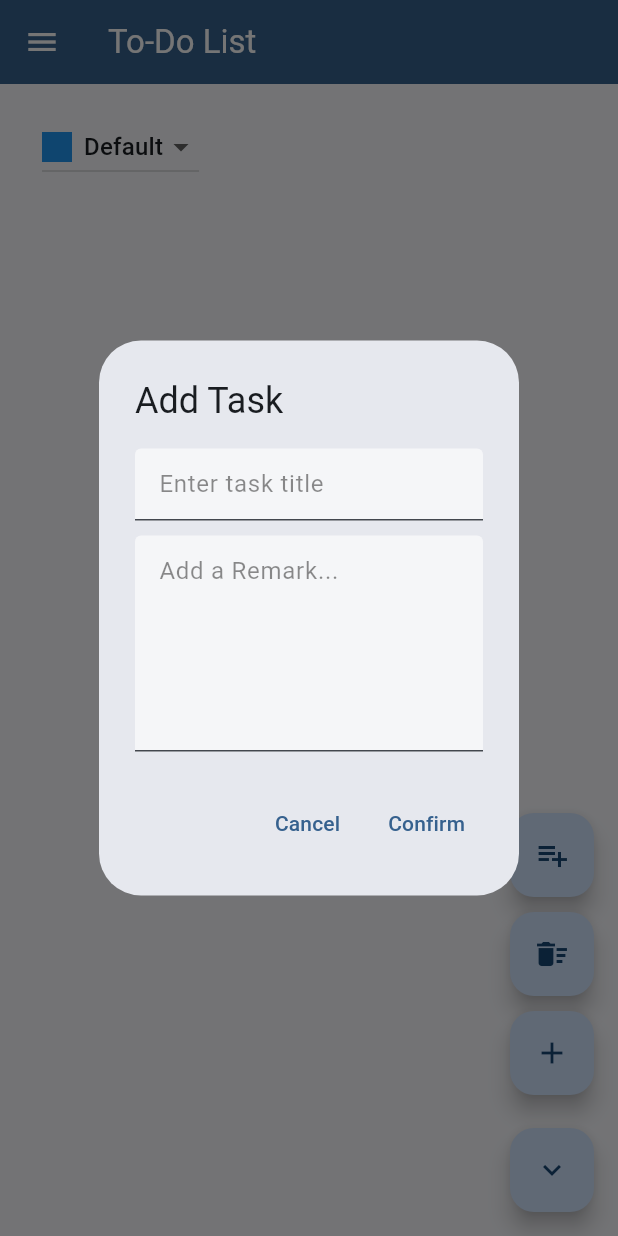
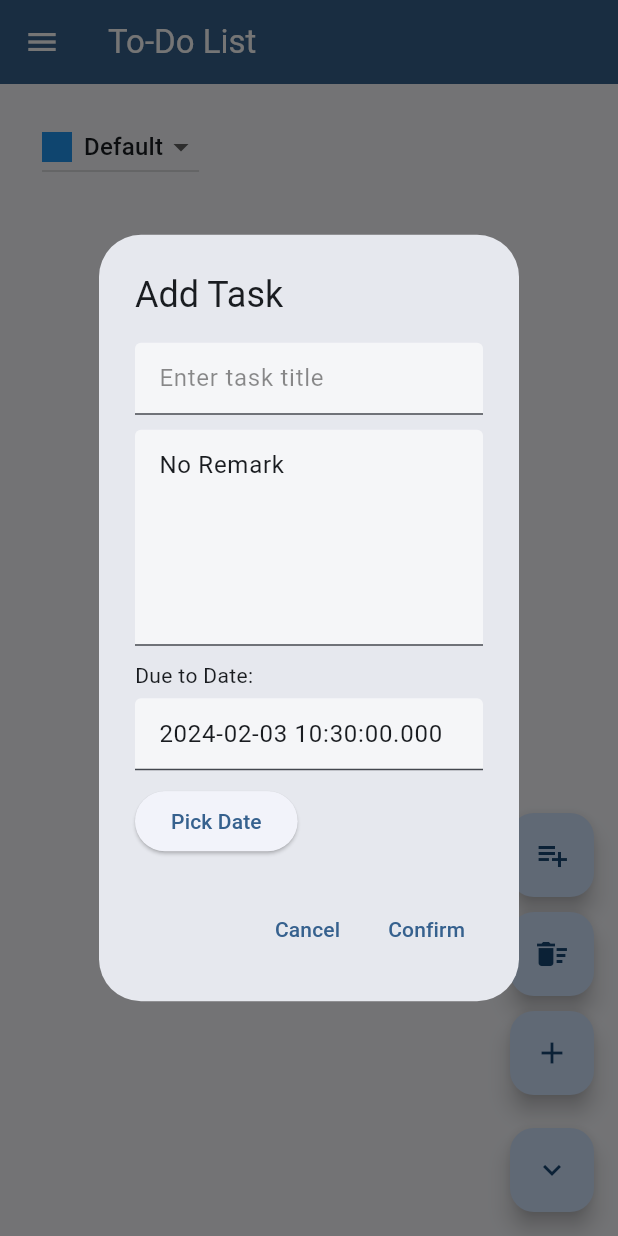
Before and after one commit to Tommy131/Taskify, a Flutter app: the screen it shows after launch, after a tap on the "expand less" icon, after a tap on the "add" icon, on a phone screen of 412 x 824 dp. Run offline on Flutter 3.47's test engine with Material 3 defaults, Android fonts, the phone set to English and light mode, and no system bars; our stand-ins replace file_picker, flutter_colorpicker, flutter_highlight, flutter_svg, fluttertoast, permission_handler and 1 more; missing offline and left inert: flutter_file_dialog, window_size; network calls fail.

Commit message:
feat: support selection of deadlines & date sorting and importance

```diff
--- a/lib/main.dart
+++ b/lib/main.dart
@@ -424,4 +424,28 @@ class UI {
       hintStyle: TextStyle(color: color),
     );
   }
+
+  static Future<DateTime?> selectDate(
+      BuildContext context, DateTime selectedDate) async {
+    return await showDatePicker(
+      context: context,
+      initialDate: selectedDate,
+      firstDate: DateTime(2000),
+      lastDate: DateTime(2025),
+    );
+  }
+
+  static addPickDateButton(BuildContext context, DateTime selectedDate,
+      {Function(DateTime?)? onResult}) {
+    return ElevatedButton(
+      onPressed: () {
+        selectDate(context, selectedDate).then((value) {
+          if (onResult != null) {
+            onResult(value);
+          }
+        });
+      },
+      child: const Text('Pick Date'),
+    );
+  }
 }
--- a/lib/models/task.dart
+++ b/lib/models/task.dart
@@ -20,11 +20,12 @@
 import 'package:todolist_app/models/category.dart';
 
 class Task {
+  static final DateTime defaultDate = DateTime(1990, 1, 1);
   String title;
   String remark;
   Category category;
   DateTime creationDate;
-  DateTime? endDate;
+  DateTime dueDate;
   bool isCompleted;
   bool isImportant;
 
@@ -32,7 +33,7 @@ class Task {
     required this.title,
     required this.category,
     required this.creationDate,
-    this.endDate,
+    required this.dueDate,
     this.remark = 'No Remark',
     this.isCompleted = false,
     this.isImportant = false,
@@ -44,7 +45,7 @@ class Task {
       remark: json['remark'],
       category: Category.fromJson(json),
       creationDate: DateTime.parse(json['creationDate']),
-      endDate: DateTime.parse(json['endDate']),
+      dueDate: DateTime.parse(json['dueDate']),
       isCompleted: json['isCompleted'],
       isImportant: json['isImportant'],
     );
@@ -56,7 +57,7 @@ class Task {
       'remark': remark,
       'category': category.name,
       'creationDate': creationDate.toIso8601String(),
-      'endDate': endDate?.toIso8601String(),
+      'dueDate': dueDate.toIso8601String(),
       'isCompleted': isCompleted,
       'isImportant': isImportant,
     };
@@ -65,14 +66,14 @@ class Task {
   void updateTaskDetails({
     String? title,
     String? remark,
-    DateTime? endDate,
+    DateTime? dueDate,
     bool? isCompleted,
     bool? isImportant,
     Category? category,
   }) {
     this.title = title ?? this.title;
     this.remark = remark ?? this.remark;
-    this.endDate = endDate ?? this.endDate;
+    this.dueDate = dueDate ?? this.dueDate;
     this.isCompleted = isCompleted ?? this.isCompleted;
     this.isImportant = isImportant ?? this.isImportant;
     this.category = category ?? this.category;
--- a/lib/providers/todo_provider.dart
+++ b/lib/providers/todo_provider.dart
@@ -10,7 +10,7 @@
  * @Date         : 2024-01-19 00:57:02
  * @Author       : HanskiJay
  * @LastEditors  : HanskiJay
- * @LastEditTime : 2024-01-28 01:40:44
+ * @LastEditTime : 2024-02-01 01:09:39
  * @E-Mail       : support@owoblog.com
  * @Telegram     : https://t.me/HanskiJay
  * @GitHub       : https://github.com/Tommy131
@@ -45,9 +45,23 @@ class TodoProvider extends ChangeNotifier {
   }
 
   List<Task> get filteredTasks {
-    return _tasks
-        .where((task) => task.category.name == selectedCategory)
-        .toList();
+    List<Task> filtered =
+        _tasks.where((task) => task.category.name == selectedCategory).toList();
+
+    // Sort the filtered tasks based on completion and importance
+    filtered.sort((a, b) {
+      if (a.isCompleted != b.isCompleted) {
+        return a.isCompleted ? 1 : -1; // Uncompleted tasks come first
+      } else if (a.isImportant != b.isImportant) {
+        return a.isImportant ? -1 : 1; // Important tasks come first
+      } else {
+        // Compare due dates
+        int dateComparison = a.dueDate.compareTo(b.dueDate);
+        return dateComparison != 0 ? dateComparison : 0;
+      }
+    });
+
+    return filtered;
   }
 
   List<Task> get tasks {
@@ -88,7 +102,7 @@ class TodoProvider extends ChangeNotifier {
     Task task, {
     String? title,
     String? remark,
-    DateTime? endDate,
+    DateTime? dueDate,
     bool? isCompleted,
     bool? isImportant,
     Category? category,
@@ -96,7 +110,7 @@ class TodoProvider extends ChangeNotifier {
     task.updateTaskDetails(
       title: title,
       remark: remark,
-      endDate: endDate,
+      dueDate: dueDate,
       isCompleted: isCompleted,
       isImportant: isImportant,
       category: category,
@@ -183,10 +197,11 @@ class TodoProvider extends ChangeNotifier {
 
       Application.debug('加载待办清单中...');
 
+      List<Task> loadedTasks = [];
       for (var category in Application.todoList.entries) {
         for (int i = 0; i < category.value.length; i++) {
           dynamic taskData = category.value[i];
-          _tasks.add(
+          loadedTasks.add(
             Task(
               title: taskData['title'],
               remark: taskData['remark'],
@@ -194,12 +209,28 @@ class TodoProvider extends ChangeNotifier {
               creationDate: DateTime.parse(
                 taskData['creationDate'],
               ),
+              dueDate: DateTime.parse(
+                taskData['dueDate'],
+              ),
               isCompleted: taskData['isCompleted'],
               isImportant: taskData['isImportant'],
             ),
           );
         }
       }
+
+      // Sort tasks based on completion and importance
+      loadedTasks.sort((a, b) {
+        if (a.isCompleted != b.isCompleted) {
+          return a.isCompleted ? 1 : -1; // Uncompleted tasks come first
+        } else if (a.isImportant != b.isImportant) {
+          return a.isImportant ? -1 : 1; // Important tasks come first
+        } else {
+          return 0;
+        }
+      });
+
+      _tasks.addAll(loadedTasks);
       Application.debug('待办清单加载完成.');
     } catch (e) {
       mainLogger.warning('[ERROR] 初始化待办清单时出错: $e');
--- a/lib/widgets/custom_dialog.dart
+++ b/lib/widgets/custom_dialog.dart
@@ -10,7 +10,7 @@
  * @Date         : 2024-01-19 21:26:22
  * @Author       : HanskiJay
  * @LastEditors  : HanskiJay
- * @LastEditTime : 2024-01-28 03:59:29
+ * @LastEditTime : 2024-02-01 01:28:38
  * @E-Mail       : support@owoblog.com
  * @Telegram     : https://t.me/HanskiJay
  * @GitHub       : https://github.com/Tommy131
@@ -19,11 +19,24 @@
 import 'package:flutter/material.dart';
 
 class CustomDialog {
+  late MainAxisAlignment mainAxisAlignment;
+  late MainAxisSize mainAxisSize;
+  late CrossAxisAlignment crossAxisAlignment;
+  late TextDirection? textDirection;
+  late VerticalDirection verticalDirection;
+  late TextBaseline? textBaseline;
+
   static Widget buildAlertDialog({
     required BuildContext context,
     required String title,
     required List<Widget> content,
     required List<Widget> actions,
+    MainAxisAlignment mainAxisAlignment = MainAxisAlignment.start,
+    MainAxisSize mainAxisSize = MainAxisSize.min,
+    CrossAxisAlignment crossAxisAlignment = CrossAxisAlignment.start,
+    TextDirection? textDirection,
+    VerticalDirection verticalDirection = VerticalDirection.down,
+    TextBaseline? textBaseline,
   }) {
     double screenHeight = MediaQuery.of(context).size.height;
     return AlertDialog(
@@ -33,7 +46,12 @@ class CustomDialog {
             ? const ClampingScrollPhysics()
             : const BouncingScrollPhysics(),
         child: Column(
-          mainAxisSize: MainAxisSize.min,
+          mainAxisAlignment: mainAxisAlignment,
+          mainAxisSize: mainAxisSize,
+          crossAxisAlignment: crossAxisAlignment,
+          textDirection: textDirection,
+          verticalDirection: verticalDirection,
+          textBaseline: textBaseline,
           children: content,
         ),
       ),
--- a/lib/widgets/task_dialogs.dart
+++ b/lib/widgets/task_dialogs.dart
@@ -10,7 +10,7 @@
  * @Date         : 2024-01-19 21:26:22
  * @Author       : HanskiJay
  * @LastEditors  : HanskiJay
- * @LastEditTime : 2024-01-29 13:32:16
+ * @LastEditTime : 2024-02-01 02:07:28
  * @E-Mail       : support@owoblog.com
  * @Telegram     : https://t.me/HanskiJay
  * @GitHub       : https://github.com/Tommy131
@@ -69,6 +69,11 @@ class AddTaskDialog extends StatelessWidget {
     final todoProvider = Provider.of<TodoProvider>(context);
     TextEditingController titleController = TextEditingController();
     TextEditingController remarkController = TextEditingController();
+    TextEditingController dueDateController = TextEditingController();
+
+    remarkController.text = 'No Remark';
+    DateTime dueDate = DateTime.now().add(const Duration(days: 2));
+    dueDateController.text = dueDate.toString();
 
     return TaskDialog(
       title: 'Add Task',
@@ -83,6 +88,18 @@ class AddTaskDialog extends StatelessWidget {
           controller: remarkController,
           decoration: UI.input('Add a Remark...'),
         ),
+        const SizedBox(height: 10),
+        const Text('Due to Date:'),
+        const SizedBox(height: 5),
+        TextField(
+          controller: dueDateController,
+          decoration: UI.input('Pick a due date...'),
+        ),
+        const SizedBox(height: 10),
+        UI.addPickDateButton(context, dueDate, onResult: (pickedDate) {
+          dueDate = pickedDate ?? dueDate;
+          dueDateController.text = pickedDate.toString();
+        }),
       ],
       onPressed: () {
         String taskTitle = titleController.text;
@@ -92,6 +109,7 @@ class AddTaskDialog extends StatelessWidget {
             remark: remarkController.text,
             category: todoProvider.getCurrentCategory(),
             creationDate: DateTime.now(),
+            dueDate: dueDate,
           );
           todoProvider.addTask(newTask);
           Navigator.of(context).pop();
@@ -109,12 +127,19 @@ class EditTaskDialog extends StatelessWidget {
 
   @override
   Widget build(BuildContext context) {
+    double maxWidth = UI.getMaxWidth(context);
     final todoProvider = Provider.of<TodoProvider>(context);
-    TextEditingController titleController =
-        TextEditingController(text: task.title);
-    TextEditingController remarkController =
-        TextEditingController(text: task.remark);
-    double maxWidth = UI.getMaxWidth(context);
+
+    TextEditingController titleController = TextEditingController(
+      text: task.title,
+    );
+    TextEditingController remarkController = TextEditingController(
+      text: task.remark,
+    );
+    TextEditingController dueDateController = TextEditingController(
+      text: (task.dueDate).toString(),
+    );
+    DateTime dueDate = DateTime.now().add(const Duration(days: 2));
 
     List<Widget> children = [
       const Text('Change Category to: '),
@@ -144,6 +169,17 @@ class EditTaskDialog extends StatelessWidget {
                 mainAxisAlignment: MainAxisAlignment.start,
                 children: [const SizedBox(height: 10), ...children],
               ),
+        const Text('Due to Date:'),
+        const SizedBox(height: 5),
+        TextField(
+          controller: dueDateController,
+          decoration: UI.input('Pick a due date...'),
+        ),
+        const SizedBox(height: 10),
+        UI.addPickDateButton(context, dueDate, onResult: (pickedDate) {
+          dueDate = pickedDate ?? dueDate;
+          dueDateController.text = pickedDate.toString();
+        }),
       ],
       onPressed: () {
         String newTitle = titleController.text;
@@ -153,6 +189,7 @@ class EditTaskDialog extends StatelessWidget {
             task,
             title: newTitle,
             remark: remark,
+            dueDate: dueDate,
           );
           UI.showBottomSheet(context: context, message: 'Success.');
         }
--- a/userData/userSettings.json
+++ b/userData/userSettings.json
@@ -1 +1 @@
-{"categories":{"settings":{"name":"Default","color":4280391411,"priority":0},"list":{"Mathe":{"name":"Mathe","color":4293467747},"English":{"name":"English","color":4283215696},"Deutsch":{"name":"Deutsch","color":4294924066},"Informatik":{"name":"Informatik","color":4282339765}}}}
+{"categories":{"settings":{"name":"Default","color":4280391411,"priority":0},"list":{"Mathe":{"name":"Mathe","color":4293467747,"priority":0},"English":{"name":"English","color":4283215696,"priority":0},"Deutsch":{"name":"Deutsch","color":4294924066,"priority":0},"Informatik":{"name":"Informatik","color":4282339765,"priority":0}}}}
```
Also changed, not shown: lib/widgets/task_list.dart (+9 -1 lines), userData/todoList.json (+1 -1 lines).
